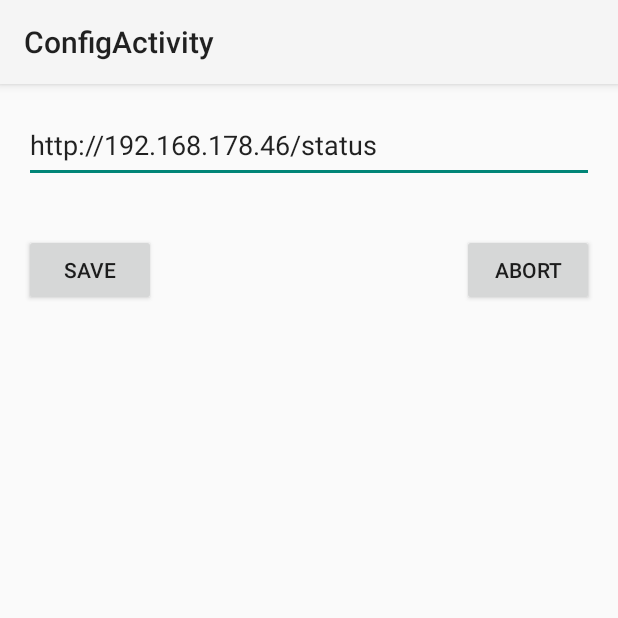
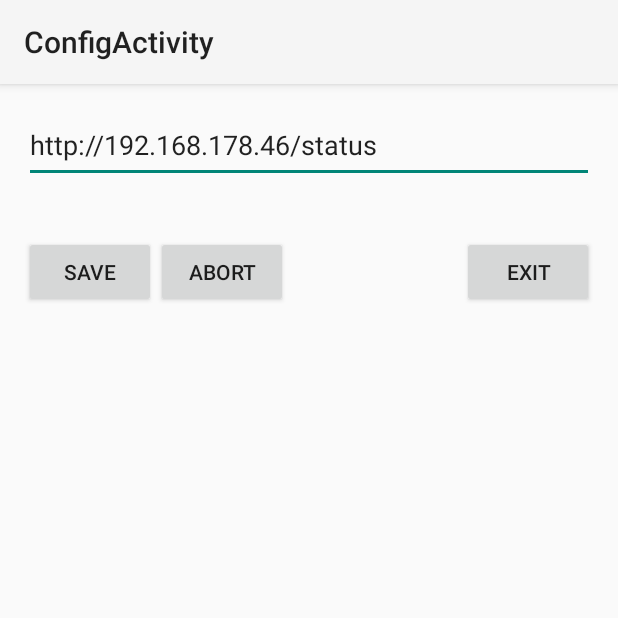
Before and after one commit to justincaseof/notifications, an Android app: the ConfigActivity screen opened directly, with no data from a screen before it, on a phone screen of 412 x 824 dp, the top half of it. Run offline under Robolectric (Android 15) with nearby library versions, the phone set to English and light mode, and no system bars.

Commit message:
* exit button * button align

```diff
--- a/Application/src/main/res/layout/activity_config.xml
+++ b/Application/src/main/res/layout/activity_config.xml
@@ -16,16 +16,6 @@
         <!--android:layout_height="wrap_content"-->
         <!--android:id="@+id/textView_targetURL" />-->
 
-    <Button
-        android:text="abort"
-        android:layout_width="wrap_content"
-        android:layout_height="wrap_content"
-        android:onClick="abort"
-        android:id="@+id/button_abort"
-        android:layout_alignBaseline="@+id/button_save"
-        android:layout_alignBottom="@+id/button_save"
-        android:layout_alignParentEnd="true" />
-
     <EditText
         android:layout_width="match_parent"
         android:layout_height="50dp"
@@ -42,7 +32,28 @@
         android:layout_height="wrap_content"
         android:onClick="save"
         android:id="@+id/button_save"
-        android:layout_marginTop="34dp"
+        android:layout_marginTop="35dp"
         android:layout_below="@+id/editText_targetURL"
         android:layout_alignParentStart="true" />
+
+    <Button
+        android:text="abort"
+        android:layout_width="wrap_content"
+        android:layout_height="wrap_content"
+        android:onClick="abort"
+        android:id="@+id/button_abort"
+        android:layout_alignBaseline="@+id/button_save"
+        android:layout_alignBottom="@+id/button_save"
+        android:layout_toEndOf="@+id/button_save" />
+
+    <Button
+        android:text="exit"
+        android:layout_width="wrap_content"
+        android:layout_height="wrap_content"
+        android:onClick="exit"
+        android:id="@+id/button_exit"
+        android:layout_alignBaseline="@+id/button_abort"
+        android:layout_alignBottom="@+id/button_abort"
+        android:layout_alignParentEnd="true" />
+
 </RelativeLayout>
```
